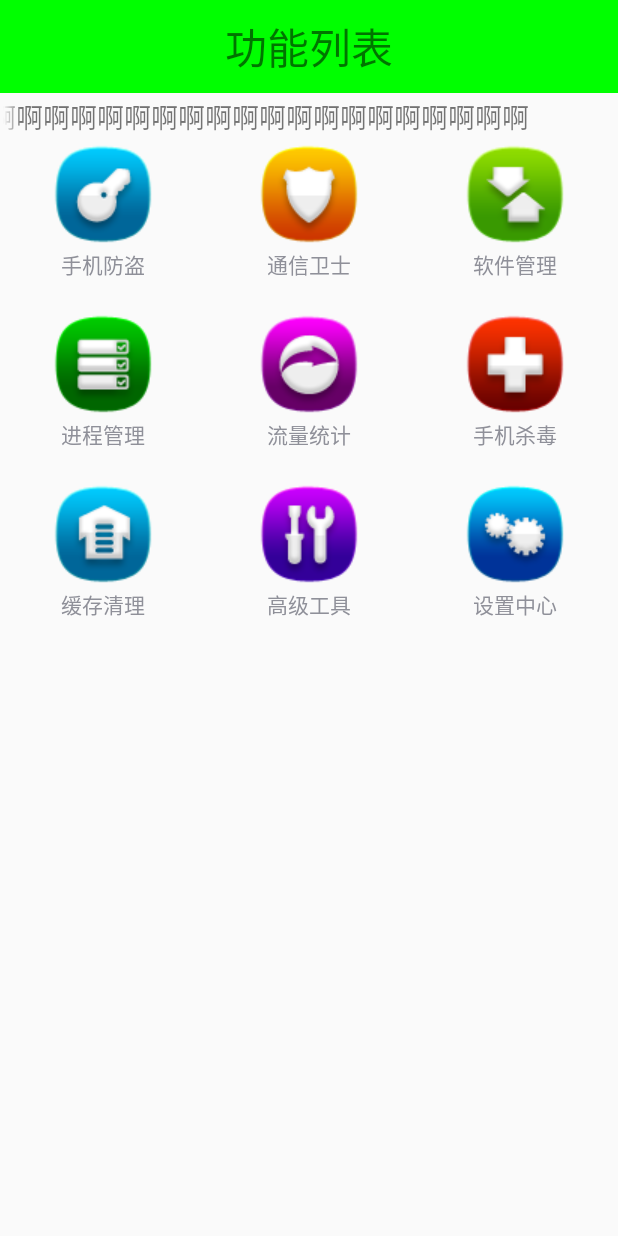
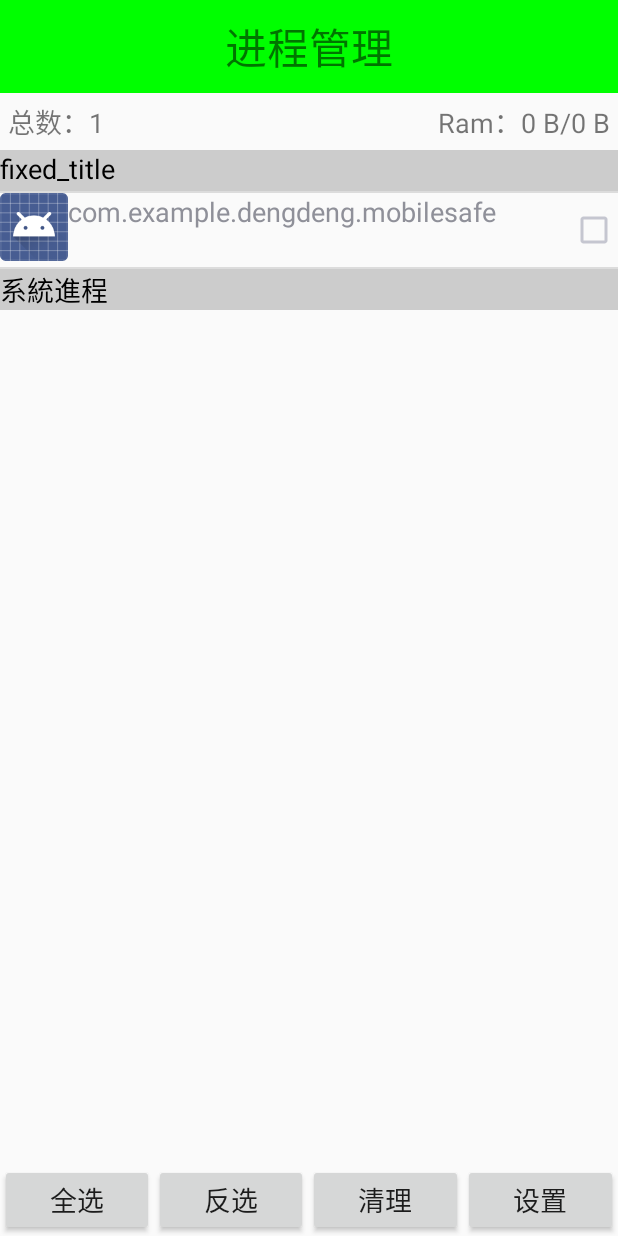
Before and after one commit to trayvon2017/mobileSafe, an Android app: the screen it shows after launch (HomeActivity before the commit, ProcessActivity after it), after a tap on "进程管理", on a phone screen of 412 x 824 dp. Run offline under Robolectric (Android 15) with nearby library versions, the phone set to English and light mode, and no system bars; libraries missing offline, so code that uses them is left out: org.xutils, org.xutils.common, org.xutils.http, org.xutils.x; 1 statement that could not run was skipped; 3 other taps on this screen came first.

Commit message:
processActivity

```diff
--- a/app/src/main/AndroidManifest.xml
+++ b/app/src/main/AndroidManifest.xml
@@ -113,7 +113,8 @@
             android:enabled="true"
             android:exported="true" />
 
-        <activity android:name=".activity.AppManageActivity"></activity>
+        <activity android:name=".activity.AppManageActivity" />
+        <activity android:name=".activity.ProcessActivity"></activity>
     </application>
 
 </manifest>
--- a/app/src/main/java/com/example/dengdeng/mobilesafe/activity/AppManageActivity.java
+++ b/app/src/main/java/com/example/dengdeng/mobilesafe/activity/AppManageActivity.java
@@ -1,10 +1,15 @@
 package com.example.dengdeng.mobilesafe.activity;
 
 import android.content.Context;
+import android.content.Intent;
+import android.content.pm.PackageManager;
 import android.graphics.drawable.ColorDrawable;
 import android.graphics.drawable.Drawable;
+import android.net.Uri;
 import android.support.v7.app.AppCompatActivity;
 import android.os.Bundle;
+import android.telephony.SmsManager;
+import android.telephony.SmsMessage;
 import android.view.View;
 import android.view.ViewGroup;
 import android.widget.AbsListView;
@@ -86,38 +91,71 @@ public class AppManageActivity extends AppCompatActivity implements View.OnClick
         });
     }
 
-    private void popupWindow(View view, AppInfo appinfo) {
-        View popupView = View.inflate(getApplicationContext(),
+    private void popupWindow(View view, final AppInfo appinfo) {
+        final View popupView = View.inflate(getApplicationContext(),
                 R.layout.popup_window_layout, null);
         TextView tv_popup_uninstall = (TextView) popupView.findViewById(R.id.tv_popup_uninstall);
         TextView tv_popup_open = (TextView) popupView.findViewById(R.id.tv_popup_open);
         TextView tv_popup_share = (TextView) popupView.findViewById(R.id.tv_popup_share);
+
+        final PopupWindow popupWindow = new PopupWindow(popupView,
+                LinearLayout.LayoutParams.WRAP_CONTENT,
+                LinearLayout.LayoutParams.WRAP_CONTENT,
+                true);
         tv_popup_uninstall.setOnClickListener(new View.OnClickListener() {
             @Override
             public void onClick(View v) {
                 //卸载
-
+                removeApp(appinfo);
+                popupWindow.dismiss();
             }
         });
         tv_popup_open.setOnClickListener(new View.OnClickListener() {
             @Override
             public void onClick(View v) {
                 //打开应用
+                startApp(appinfo);
+                popupWindow.dismiss();
             }
         });
         tv_popup_share.setOnClickListener(new View.OnClickListener() {
             @Override
             public void onClick(View v) {
-                //分享
+                //分享应用
+                shareApp(appinfo);
+                popupWindow.dismiss();
             }
         });
-        PopupWindow popupWindow = new PopupWindow(popupView,
-                LinearLayout.LayoutParams.WRAP_CONTENT,
-                LinearLayout.LayoutParams.WRAP_CONTENT,
-                true);
         popupWindow.setBackgroundDrawable(new ColorDrawable());
 
         popupWindow.showAsDropDown(view,view.getWidth()/2,-view.getHeight());
+    }
+
+    private void shareApp(AppInfo appinfo) {
+        PackageManager packageManager = mContext.getPackageManager();
+        Intent intent = new Intent(Intent.ACTION_SEND);
+
+            intent.putExtra(Intent.EXTRA_TEXT,"分享一个应用给你，"+
+                    appinfo.appName);
+            intent.setType("text/plain");
+            startActivity(intent);
+
+    }
+
+    private void startApp(AppInfo appinfo) {
+        PackageManager packageManager = mContext.getPackageManager();
+        Intent intent = packageManager.getLaunchIntentForPackage(appinfo.packageName);
+        if(intent != null){
+            startActivity(intent);
+        }
+
+    }
+
+    private void removeApp(AppInfo appinfo) {
+        Uri uri = Uri.fromParts("package", appinfo.packageName, null);
+        //也可以写成Uri uri = Uri.parse("package:"+packageName);
+        Intent intent = new Intent(Intent.ACTION_DELETE, uri);
+        startActivity(intent);
     }
 
     @Override
--- a/app/src/main/java/com/example/dengdeng/mobilesafe/activity/HomeActivity.java
+++ b/app/src/main/java/com/example/dengdeng/mobilesafe/activity/HomeActivity.java
@@ -74,6 +74,10 @@ public class HomeActivity extends AppCompatActivity {
                     case 2:
                         //进入软件管理
                         startActivity(new Intent(HomeActivity.this,AppManageActivity.class));
+                        break;
+                    case 3:
+                        //进入进程管理
+                        startActivity(new Intent(HomeActivity.this,ProcessActivity.class));
                         break;
 
                     case 7:
--- /dev/null
+++ b/app/src/main/java/com/example/dengdeng/mobilesafe/activity/ProcessActivity.java
@@ -0,0 +1,227 @@
+package com.example.dengdeng.mobilesafe.activity;
+
+import android.support.v7.app.AppCompatActivity;
+import android.os.Bundle;
+import android.view.View;
+import android.view.ViewGroup;
+import android.widget.AdapterView;
+import android.widget.BaseAdapter;
+import android.widget.Button;
+import android.widget.CheckBox;
+import android.widget.ImageView;
+import android.widget.ListView;
+import android.widget.TextView;
+
+import com.example.dengdeng.mobilesafe.R;
+import com.example.dengdeng.mobilesafe.db.domain.TaskInfo;
+import com.example.dengdeng.mobilesafe.engine.TaskInfoEngine;
+
+import org.w3c.dom.Text;
+
+import java.util.List;
+
+public class ProcessActivity extends AppCompatActivity implements View.OnClickListener{
+
+    private TextView mTv_process_size;
+    private TextView mTv_ram;
+    private ListView mLv_process;
+    private Button mBtn_select_all;
+    private Button mBtn_select_reverse;
+    private Button mBtn_clean;
+    private Button mBtn_setting;
+    private List<TaskInfo> mUserTasks,mSysTasks;
+    private ProcessAdapter mAdapter;
+
+    @Override
+    protected void onCreate(Bundle savedInstanceState) {
+        super.onCreate(savedInstanceState);
+        setContentView(R.layout.activity_process);
+        initUI();
+        initTitle();
+        initListItems();
+        initButton();
+    }
+
+    private void initButton() {
+        mBtn_select_all.setOnClickListener(this);
+        mBtn_select_reverse.setOnClickListener(this);
+        mBtn_clean.setOnClickListener(this);
+        mBtn_setting.setOnClickListener(this);
+    }
+
+
+    private void initListItems() {
+        //首次进入默认顯示所有
+        mUserTasks = TaskInfoEngine.getUserTasks(getApplicationContext());
+        mSysTasks = TaskInfoEngine.getSysTasks(getApplicationContext());
+        mAdapter = new ProcessAdapter();
+        mLv_process.setAdapter(mAdapter);
+        mLv_process.setOnItemClickListener(new AdapterView.OnItemClickListener() {
+            @Override
+            public void onItemClick(AdapterView<?> parent, View view, int position, long id) {
+                if (position != 0 && position != mUserTasks.size()+1 ){
+                    //checkbox取反
+                    CheckBox cb_clean = (CheckBox) view.findViewById(R.id.cb_clean);
+                    cb_clean.setChecked(!cb_clean.isChecked());
+                    TaskInfo taskInfo = mAdapter.getItem(position);
+                    taskInfo.isChecked = cb_clean.isChecked();
+                }
+            }
+        });
+    }
+
+    @Override
+    public void onClick(View v) {
+        switch (v.getId()){
+            case R.id.btn_select_all:
+                selectAll();
+                break;
+            case R.id.btn_select_reverse:
+                selectReverse();
+                break;
+            case R.id.btn_clean:
+
+                break;
+            case R.id.btn_setting:
+
+                break;
+
+        }
+    }
+
+    private void selectReverse() {
+        for (TaskInfo info :
+                mUserTasks) {
+            info.isChecked = !info.isChecked;
+        }
+        for (TaskInfo info :
+                mSysTasks) {
+            info.isChecked = !info.isChecked;
+        }
+        mAdapter.notifyDataSetChanged();
+    }
+
+    private void selectAll() {
+        for (TaskInfo info :
+                mUserTasks) {
+            info.isChecked = true;
+        }
+        for (TaskInfo info :
+                mSysTasks) {
+            info.isChecked = true;
+        }
+        mAdapter.notifyDataSetChanged();
+    }
+
+
+    private class ProcessAdapter extends BaseAdapter{
+        @Override
+        public int getViewTypeCount() {
+            return super.getViewTypeCount()+1;
+        }
+
+        /**
+         *
+         * @param position
+         * @return 0代表文本，1代表process
+         */
+        @Override
+        public int getItemViewType(int position) {
+            if (position == 0 || position == mUserTasks.size()+1 ){
+                return 0;
+            }else {
+                return 1;
+            }
+        }
+
+        @Override
+        public int getCount() {
+            return mUserTasks.size()+mSysTasks.size()+2;
+        }
+
+        @Override
+        public TaskInfo getItem(int position) {
+            if(position>0&&position<mUserTasks.size()+1){
+                return mUserTasks.get(position-1);
+            }else {
+                if (position>mUserTasks.size()+1){
+                    return  mSysTasks.get(position-mUserTasks.size()-2);
+                }
+            }
+            return null;
+        }
+
+        @Override
+        public long getItemId(int position) {
+            return position;
+        }
+
+        @Override
+        public View getView(int position, View convertView, ViewGroup parent) {
+            switch (getItemViewType(position)){
+                case 0:
+                    View view = View.inflate(getApplicationContext(), R.layout.item_list_apps_title, null);
+                    TextView tv_title = (TextView) view.findViewById(R.id.tv_title);
+                    if (position == 0){
+                        tv_title.setText("用戶進程");
+                    }
+                    if (position == mUserTasks.size()+1){
+                        tv_title.setText("系統進程");
+                    }
+                    return view;
+                case 1:
+                    TaskInfo info = getItem(position);
+
+                    ViewHolder holder = null ;
+                    if (convertView == null){
+                        holder = new ViewHolder();
+                        convertView = View.inflate(getApplicationContext(),R.layout.item_list_process,null);
+                        holder.iv_process_icon = (ImageView) convertView.findViewById(R.id.iv_process_icon);
+                        holder.tv_process_name = (TextView) convertView.findViewById(R.id.tv_process_name);
+                        holder.tv_process_mem = (TextView) convertView.findViewById(R.id.tv_process_mem);
+                        holder.cb_clean = (CheckBox) convertView.findViewById(R.id.cb_clean);
+                        convertView.setTag(holder);
+                    }else {
+                        holder = (ViewHolder) convertView.getTag();
+                    }
+                    holder.iv_process_icon.setBackgroundDrawable(info.task_icon);
+                    holder.tv_process_name.setText(info.task_name);
+                    holder.tv_process_mem.setText(info.task_memory);
+                    holder.cb_clean.setChecked(info.isChecked);
+                    return convertView;
+            }
+            return null;
+        }
+
+    }
+    static class ViewHolder{
+        ImageView iv_process_icon;
+        TextView tv_process_name,tv_process_mem;
+        CheckBox cb_clean;
+    }
+
+
+    /**
+     * 初始化顶部的进程数以及ram情况
+     */
+
+    private void initTitle() {
+        mTv_process_size.setText("总数："+TaskInfoEngine.getTaskCount(getApplicationContext())+"");
+        mTv_ram.setText("Ram："+TaskInfoEngine.getAvailableRam(getApplicationContext())+"/"+
+            TaskInfoEngine.getAllRam(getApplicationContext()));
+    }
+
+    /**
+     * 找到所有的控件
+     */
+    private void initUI() {
+        mTv_process_size = (TextView) findViewById(R.id.tv_process_size);
+        mTv_ram = (TextView) findViewById(R.id.tv_ram);
+        mLv_process = (ListView) findViewById(R.id.lv_process);
+        mBtn_select_all = (Button) findViewById(R.id.btn_select_all);
+        mBtn_select_reverse = (Button) findViewById(R.id.btn_select_reverse);
+        mBtn_clean = (Button) findViewById(R.id.btn_clean);
+        mBtn_setting = (Button) findViewById(R.id.btn_setting);
+    }
+
+}
--- /dev/null
+++ b/app/src/main/java/com/example/dengdeng/mobilesafe/db/domain/TaskInfo.java
@@ -0,0 +1,22 @@
+package com.example.dengdeng.mobilesafe.db.domain;
+
+import android.graphics.drawable.Drawable;
+
+/**
+ * Created by fbfatboy on 2018/5/2.
+ */
+
+public class TaskInfo {
+    //图标
+    public Drawable task_icon;
+    //名称
+    public String task_name;
+    //占用的内存
+    public String task_memory;
+    //包名
+    public String packageName;
+    //是否被选中
+    public boolean isChecked;
+    //
+    public boolean isSys;
+}
--- /dev/null
+++ b/app/src/main/java/com/example/dengdeng/mobilesafe/engine/TaskInfoEngine.java
@@ -0,0 +1,130 @@
+package com.example.dengdeng.mobilesafe.engine;
+
+import android.app.Activity;
+import android.app.ActivityManager;
+import android.content.Context;
+import android.content.pm.ApplicationInfo;
+import android.content.pm.PackageManager;
+import android.graphics.drawable.Drawable;
+import android.os.Debug;
+import android.text.format.Formatter;
+
+import com.example.dengdeng.mobilesafe.db.domain.TaskInfo;
+
+import java.util.ArrayList;
+import java.util.List;
+
+/**
+ * Created by fbfatboy on 2018/5/2.
+ */
+
+public  class TaskInfoEngine {
+
+    private static final int ALL =0;
+    private static final int USER =1;
+    private static final int SYSTEM =2;
+
+    //获取正在运行的总进程数
+    public static int getTaskCount(Context context){
+
+        ActivityManager am = (ActivityManager) context.getSystemService(Context.ACTIVITY_SERVICE);
+        int size = am.getRunningAppProcesses().size();
+
+        return size;
+    }
+    //获取系统的ram信息
+    public  static String getAvailableRam(Context context){
+        ActivityManager am = (ActivityManager) context.getSystemService(Context.ACTIVITY_SERVICE);
+        ActivityManager.MemoryInfo memoryInfo = new ActivityManager.MemoryInfo();
+        am.getMemoryInfo(memoryInfo);
+        long availMem = memoryInfo.availMem;
+       return android.text.format.Formatter.formatFileSize(context,availMem);
+    }
+    //获取系统的ram信息
+    public static String getAllRam(Context context){
+        ActivityManager am = (ActivityManager) context.getSystemService(Context.ACTIVITY_SERVICE);
+        ActivityManager.MemoryInfo memoryInfo = new ActivityManager.MemoryInfo();
+        am.getMemoryInfo(memoryInfo);
+        long totalMem = memoryInfo.totalMem;
+        return android.text.format.Formatter.formatFileSize(context,totalMem);
+    }
+    //基础方法，根据需求查询指定的进程
+    public  static List<TaskInfo> getTasks(Context context , int flag){
+
+        List<TaskInfo> taskInfos = new ArrayList<>();
+
+        ActivityManager am = (ActivityManager) context.getSystemService(Context.ACTIVITY_SERVICE);
+        PackageManager pm = context.getPackageManager();
+        List<ActivityManager.RunningAppProcessInfo> runningAppProcesses = am.getRunningAppProcesses();
+        for (ActivityManager.RunningAppProcessInfo info :
+                runningAppProcesses) {
+            TaskInfo taskInfo = new TaskInfo();
+            taskInfo.task_name =  info.processName;
+            Debug.MemoryInfo[] memoryInfos = am.getProcessMemoryInfo(new int[]{info.pid});
+            taskInfo.task_memory = Formatter.formatFileSize(context,memoryInfos[0].getTotalPrivateDirty());
+
+            ApplicationInfo applicationInfo = null;
+            try {
+                applicationInfo = pm.getApplicationInfo(info.processName, PackageManager.GET_META_DATA);
+
+            } catch (PackageManager.NameNotFoundException e) {
+                e.printStackTrace();
+            }
+
+            if (applicationInfo != null){
+//               taskInfo.task_name = applicationInfo.loadLabel(pm).toString();
+                taskInfo.task_icon = applicationInfo.loadIcon(pm);
+                if ((applicationInfo.flags & ApplicationInfo.FLAG_SYSTEM) == ApplicationInfo.FLAG_SYSTEM){
+                    taskInfo.isSys = true;
+                }else{
+                    taskInfo.isSys = false;
+                }
+                switch (flag){
+                    case TaskInfoEngine.ALL:
+                        taskInfos.add(taskInfo);
+
+                        break;
+                    case TaskInfoEngine.USER:
+                            if (!taskInfo.isSys){
+                                taskInfos.add(taskInfo);
+                            }
+                        break;
+                    case TaskInfoEngine.SYSTEM:
+                        if (taskInfo.isSys){
+                            taskInfos.add(taskInfo);
+                        }
+                        break;
+                }
+
+            }
+
+        }
+
+        return taskInfos;
+    }
+
+    /**
+     * 查询用户进程
+     * @param context 上下文
+     * @return 返回包含所有正在运行的用户进程的集合
+     */
+    public  static List<TaskInfo> getUserTasks(Context context) {
+        return getTasks(context,TaskInfoEngine.USER);
+    }
+    /**
+     * 查询用户进程
+     * @param context 上下文
+     * @return 返回包含所有正在运行的进程的集合
+     */
+    public  static List<TaskInfo> getAllTasks(Context context) {
+        return getTasks(context,TaskInfoEngine.ALL);
+    }
+    /**
+     * 查询用户进程
+     * @param context 上下文
+     * @return 返回包含所有正在运行的系统进程的集合
+     */
+    public  static List<TaskInfo> getSysTasks(Context context) {
+        return getTasks(context,TaskInfoEngine.SYSTEM);
+    }
+}
--- /dev/null
+++ b/app/src/main/res/layout/activity_process.xml
@@ -0,0 +1,87 @@
+<?xml version="1.0" encoding="utf-8"?>
+<LinearLayout xmlns:android="http://schemas.android.com/apk/res/android"
+    xmlns:tools="http://schemas.android.com/tools"
+    android:orientation="vertical"
+    android:layout_width="match_parent"
+    android:layout_height="match_parent"
+    tools:context="com.example.dengdeng.mobilesafe.activity.ProcessActivity">
+    <TextView
+        style="@style/MyTitleStyle"
+        android:text="进程管理"
+        />
+    <RelativeLayout
+        android:layout_width="match_parent"
+        android:layout_height="wrap_content">
+        <TextView
+            android:padding="5dp"
+            android:layout_alignParentLeft="true"
+            android:text="进程总数"
+            android:id="@+id/tv_process_size"
+            android:textSize="18sp"
+            android:layout_width="wrap_content"
+            android:layout_height="wrap_content" />
+        <TextView
+            android:padding="5dp"
+            android:layout_alignParentRight="true"
+            android:text="可用运行内存"
+            android:id="@+id/tv_ram"
+            android:textSize="18sp"
+            android:layout_width="wrap_content"
+            android:layout_height="wrap_content" />
+    </RelativeLayout>
+    <FrameLayout
+        android:layout_weight="1"
+        android:layout_width="match_parent"
+        android:layout_height="0dp">
+        <ListView
+            android:id="@+id/lv_process"
+            android:layout_width="match_parent"
+            android:layout_height="wrap_content">
+        </ListView>
+        <TextView
+            android:text="fixed_title"
+            android:background="#ccc"
+            android:id="@+id/tv_fixed_title_process"
+            android:textColor="#000"
+            android:textSize="18sp"
+            android:layout_width="match_parent"
+            android:layout_height="wrap_content"/>
+
+    </FrameLayout>
+    <LinearLayout
+        android:layout_width="match_parent"
+        android:layout_height="wrap_content">
+        <Button
+            android:padding="5dp"
+            android:textSize="18sp"
+            android:text="全选"
+            android:id="@+id/btn_select_all"
+            android:layout_weight="1"
+            android:layout_width="0dp"
+            android:layout_height="wrap_content" />
+        <Button
+            android:padding="5dp"
+            android:textSize="18sp"
+            android:text="反选"
+            android:id="@+id/btn_select_reverse"
+            android:layout_weight="1"
+            android:layout_width="0dp"
+            android:layout_height="wrap_content" />
+        <Button
+            android:padding="5dp"
+            android:textSize="18sp"
+            android:text="清理"
+            android:id="@+id/btn_clean"
+            android:layout_weight="1"
+            android:layout_width="0dp"
+            android:layout_height="wrap_content" />
+        <Button
+            android:padding="5dp"
+            android:textSize="18sp"
+            android:text="设置"
+            android:id="@+id/btn_setting"
+            android:layout_weight="1"
+            android:layout_width="0dp"
+            android:layout_height="wrap_content" />
+    </LinearLayout>
+</LinearLayout>
--- /dev/null
+++ b/app/src/main/res/layout/item_list_process.xml
@@ -0,0 +1,33 @@
+<?xml version="1.0" encoding="utf-8"?>
+<RelativeLayout xmlns:android="http://schemas.android.com/apk/res/android"
+    android:layout_width="match_parent" android:layout_height="wrap_content">
+
+    <ImageView
+        android:background="@mipmap/ic_launcher"
+        android:id="@+id/iv_process_icon"
+        android:layout_width="45dp"
+        android:layout_height="45dp" />
+    <TextView
+        android:text="进程名"
+        android:id="@+id/tv_process_name"
+        android:layout_toRightOf="@id/iv_process_icon"
+        android:textSize="18sp"
+        android:layout_width="wrap_content"
+        android:layout_height="wrap_content" />
+    <TextView
+        android:text="占用空间"
+        android:id="@+id/tv_process_mem"
+        android:layout_toRightOf="@id/iv_process_icon"
+        android:layout_below="@id/tv_process_name"
+        android:textSize="18sp"
+        android:layout_width="wrap_content"
+        android:layout_height="wrap_content" />
+    <CheckBox
+        android:layout_alignParentRight="true"
+        android:layout_centerVertical="true"
+        android:focusableInTouchMode="false"
+        android:focusable="false"
+        android:id="@+id/cb_clean"
+        android:layout_width="wrap_content"
+        android:layout_height="wrap_content" />
+</RelativeLayout>
```
